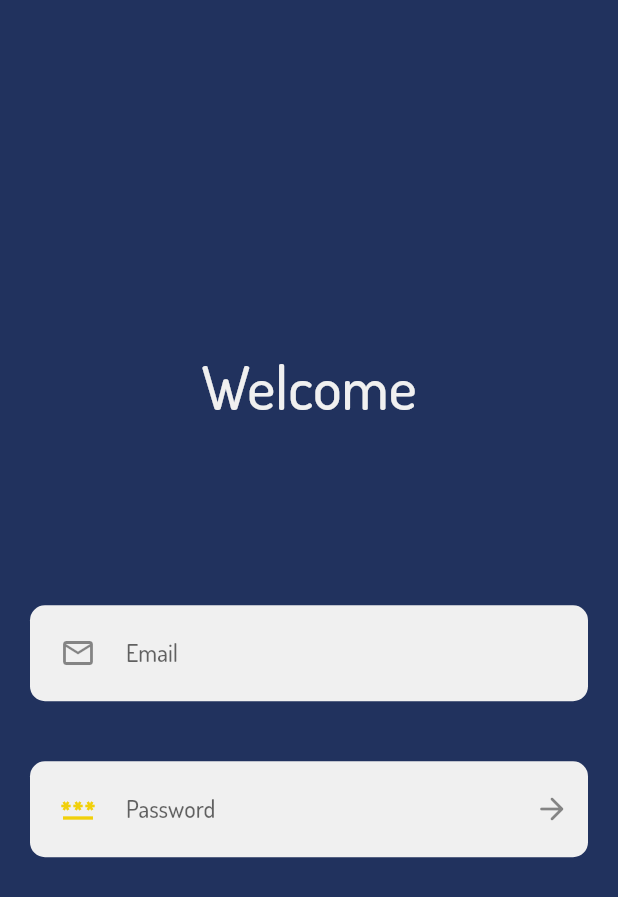
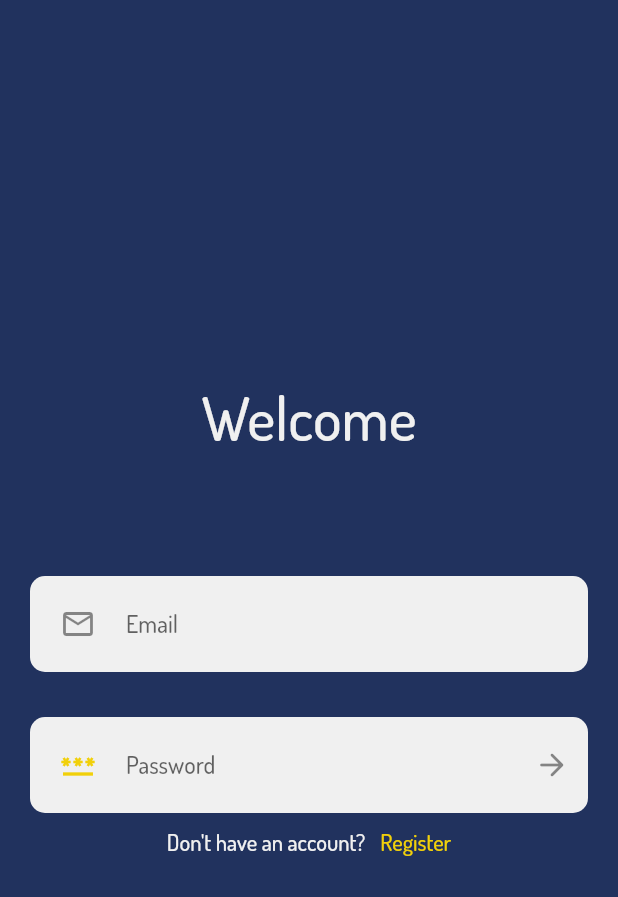
Before and after one commit to B6xb/Flutter_Weekend, a Flutter app: the screen it shows after launch, on a phone screen of 412 x 824 dp. Shown: the top 897 px of the screen. Run offline on Flutter 3.47's test engine with Material 2 defaults, Android fonts, the light colour scheme and no system bars; our stand-ins replace flutter_snake_navigationbar.

Commit message:
SignUp Updated

```diff
--- a/lib/screens/khawiSignIn.dart
+++ b/lib/screens/khawiSignIn.dart
@@ -1,5 +1,7 @@
 import 'package:flutter/material.dart';
 import 'package:khawi/constants.dart';
+import 'package:khawi/screens/khawiMainPage.dart';
+import 'package:khawi/screens/khawiSignUp.dart';
 
 class KhawiSignIn extends StatelessWidget {
   const KhawiSignIn({super.key});
@@ -8,7 +10,9 @@ class KhawiSignIn extends StatelessWidget {
   Widget build(BuildContext context) {
     // TODO: implement build
     return Scaffold(
-      body: Column(
+      body: Padding(
+        padding: const EdgeInsets.all(20.0),
+        child: Column(
           mainAxisAlignment: MainAxisAlignment.center,
           children: [
             Text(
@@ -16,11 +20,9 @@ class KhawiSignIn extends StatelessWidget {
               style: kMainTextStyle,
             ),
             const SizedBox(
-            height: 100,
+              height: 80,
             ),
-          Padding(
-            padding: const EdgeInsets.all(20.0),
-            child: Center(
+            Center(
               child: Container(
                 decoration: BoxDecoration(
                   borderRadius: BorderRadius.circular(10),
@@ -41,10 +43,10 @@ class KhawiSignIn extends StatelessWidget {
                 ),
               ),
             ),
+            const SizedBox(
+              height: 30,
             ),
-          Padding(
-            padding: const EdgeInsets.all(20.0),
-            child: Container(
+            Container(
               decoration: BoxDecoration(
                 borderRadius: BorderRadius.circular(10),
                 color: kColor,
@@ -54,10 +56,14 @@ class KhawiSignIn extends StatelessWidget {
                 obscureText: true,
                 decoration: InputDecoration(
                   focusColor: Colors.green,
-                  suffixIcon: IconButton(
-                    splashColor: null,
-                    icon: const Icon(Icons.arrow_forward_rounded),
-                    onPressed: () {},
+                  suffixIcon: GestureDetector(
+                    child: const Icon(Icons.arrow_forward_rounded),
+                    onTap: () {
+                      Navigator.push(
+                          context,
+                          MaterialPageRoute(
+                              builder: (context) => const KhawiHomePage()));
+                    },
                   ),
                   border: const OutlineInputBorder(borderSide: BorderSide.none),
                   prefixIconColor: kButtonsColor,
@@ -69,8 +75,40 @@ class KhawiSignIn extends StatelessWidget {
                 ),
               ),
             ),
+            const SizedBox(
+              height: 10,
+            ),
+            Row(
+              mainAxisAlignment: MainAxisAlignment.center,
+              children: [
+                Text(
+                  "Don't have an account?",
+                  style: kMainTextStyle.copyWith(
+                    fontSize: 15,
+                  ),
+                ),
+                const SizedBox(
+                  width: 10,
+                ),
+                GestureDetector(
+                  onTap: () {
+                    Navigator.push(
+                        context,
+                        MaterialPageRoute(
+                            builder: (context) => const KhawiSignUp()));
+                  },
+                  child: Text(
+                    'Register',
+                    style: kMainTextStyle.copyWith(
+                      fontSize: 15,
+                      color: kButtonsColor,
+                    ),
+                  ),
                 ),
               ],
+            )
+          ],
+        ),
       ),
       backgroundColor: kMainColor,
     );
--- a/pubspec.yaml
+++ b/pubspec.yaml
@@ -36,7 +36,6 @@ dependencies:
   # The following adds the Cupertino Icons font to your application.
   # Use with the CupertinoIcons class for iOS style icons.
   cupertino_icons: ^1.0.2
-  google_nav_bar: ^5.0.6
   flutter_snake_navigationbar: ^0.6.1
   firebase_core: ^2.3.0
 
```
Also changed, not shown: lib/screens/khawiSignUp.dart (added, +166 -0 lines), pubspec.lock, 3 other files. Lines whose indentation alone changed are shown as unchanged.
